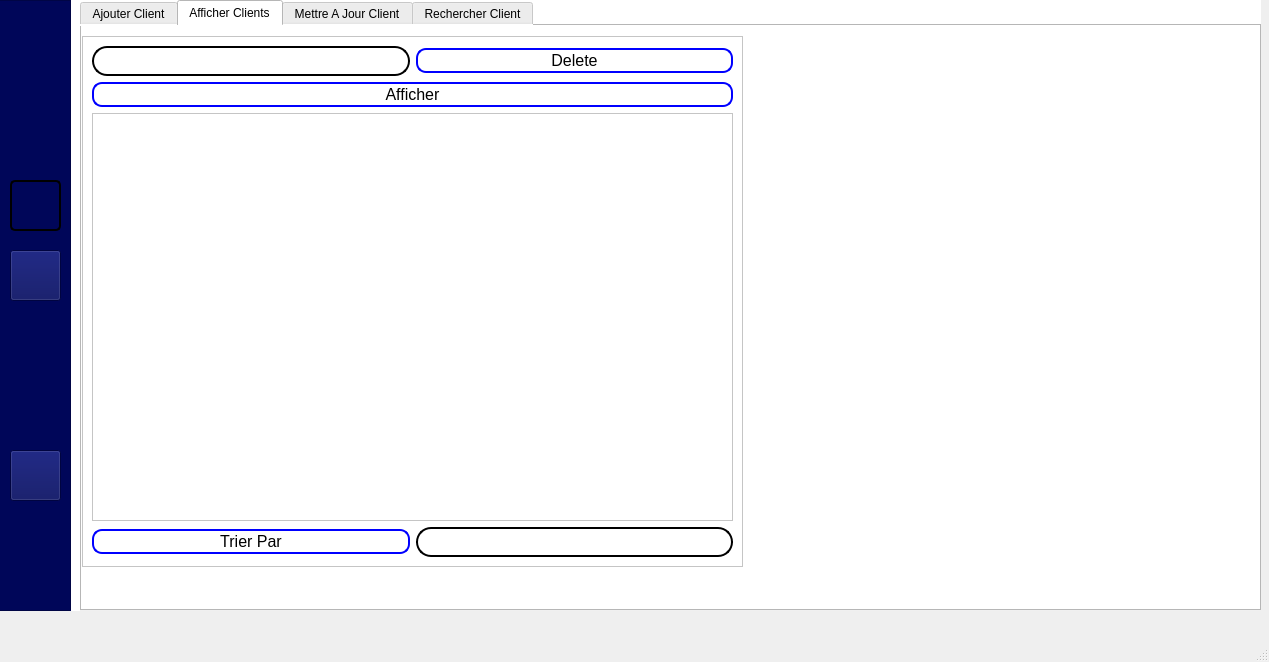
Projet-CPP-2A6/Nautica, file mainwindow.ui: the form before one commit.
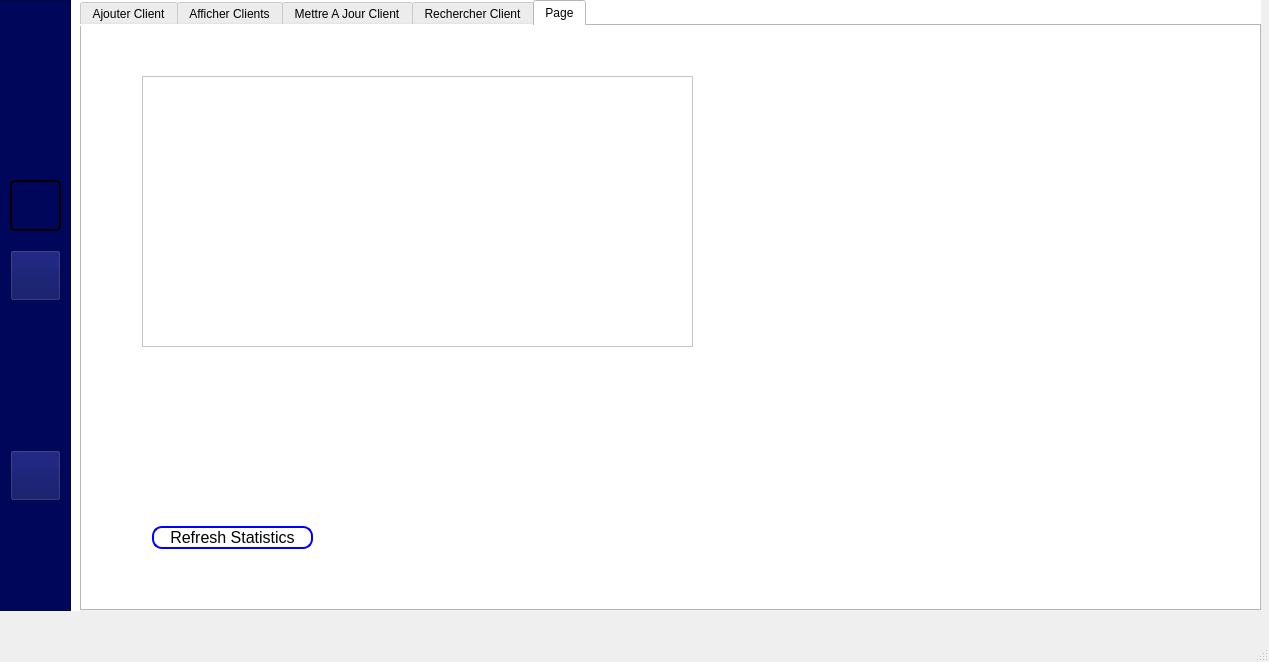
The form after the commit. The open tabs and pages were chosen to show the change. Icons and pictures are not drawn.

Commit message: Added pdf exportation and Statistics

```diff
--- a/mainwindow.ui
+++ b/mainwindow.ui
@@ -2666,6 +2666,50 @@
         </layout>
        </widget>
       </widget>
+      <widget class="QWidget" name="tab_7">
+       <attribute name="title">
+        <string>Page</string>
+       </attribute>
+       <widget class="QPushButton" name="CRefStat">
+        <property name="geometry">
+         <rect>
+          <x>70</x>
+          <y>500</y>
+          <width>161</width>
+          <height>23</height>
+         </rect>
+        </property>
+        <property name="styleSheet">
+         <string notr="true">background-color: #ffffff; /* Fond blanc */
+    border: 2px solid blue; /* Bordure bleue */
+    border-radius: 10px; /* Coins arrondis */
+    padding: 1px 2px; /* Espacement intérieur */
+    color: black; /* Couleur du texte */
+    font-size: 16px; /* Taille de la police */
+   
+   </string>
+        </property>
+        <property name="text">
+         <string>Refresh Statistics</string>
+        </property>
+       </widget>
+       <widget class="QFrame" name="CStatFrame">
+        <property name="geometry">
+         <rect>
+          <x>60</x>
+          <y>50</y>
+          <width>551</width>
+          <height>271</height>
+         </rect>
+        </property>
+        <property name="frameShape">
+         <enum>QFrame::StyledPanel</enum>
+        </property>
+        <property name="frameShadow">
+         <enum>QFrame::Raised</enum>
+        </property>
+       </widget>
+      </widget>
      </widget>
     </widget>
     <widget class="QWidget" name="M4">
```
Left out of the diff: 86 changed lines with no effect on the pictures. The commit also changes 3 other files.
